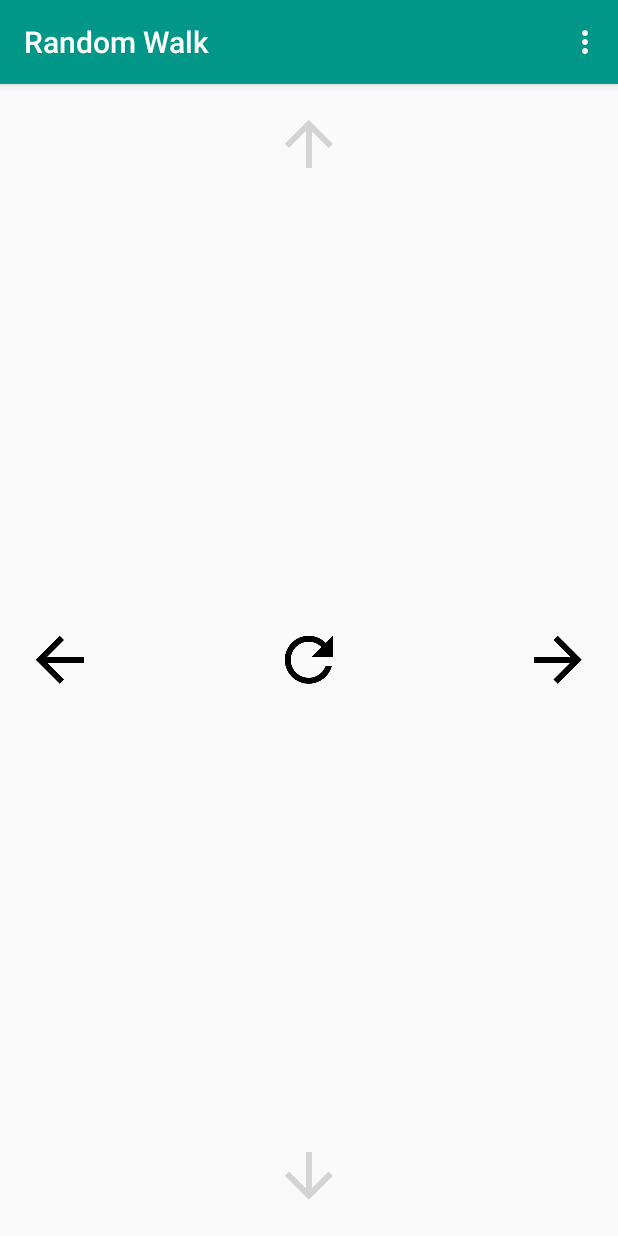
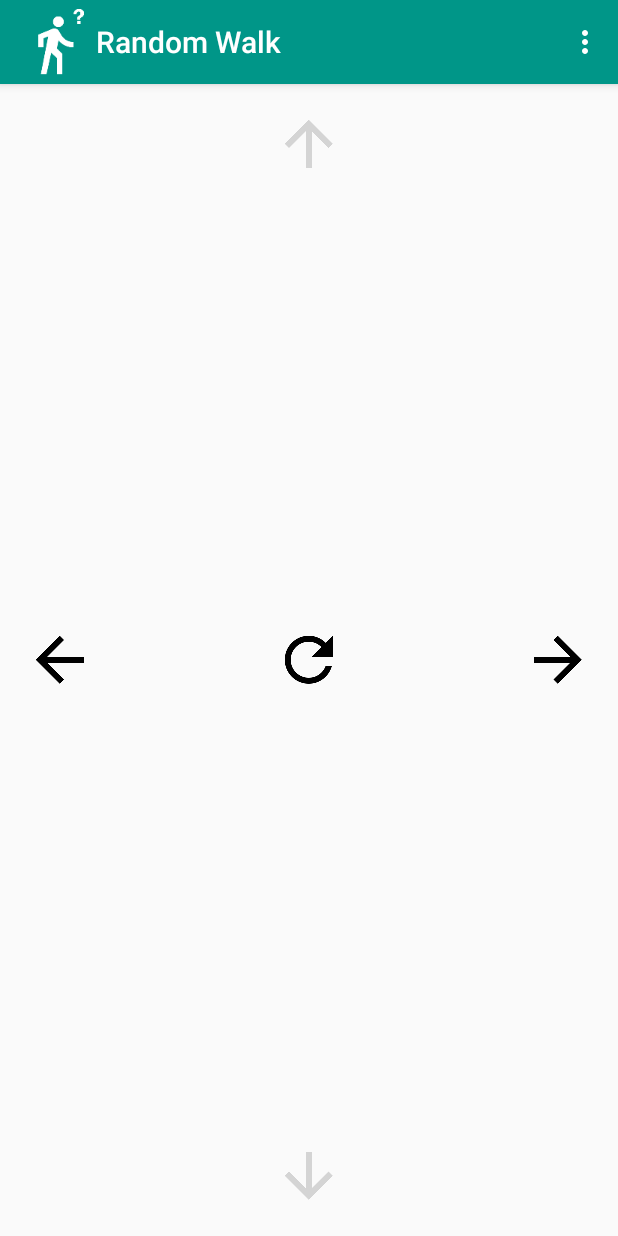
Before and after one commit to sho-87/random-walk, an Android app: the screen it shows after launch (MainActivity), on a phone screen of 412 x 824 dp. Run offline under Robolectric (Android 15) with nearby library versions, the phone set to English and light mode, and no system bars.

Commit message:
Add icon to action bar

```diff
--- a/app/src/main/java/ca/simonho/randomwalk/MainActivity.java
+++ b/app/src/main/java/ca/simonho/randomwalk/MainActivity.java
@@ -39,6 +39,10 @@ public class MainActivity extends AppCompatActivity implements View.OnClickListe
         setContentView(R.layout.activity_main);
         Toolbar toolbar = (Toolbar) findViewById(R.id.toolbar);
         setSupportActionBar(toolbar);
+
+        //Add icon to actionbar
+        getSupportActionBar().setDisplayShowHomeEnabled(true);
+        getSupportActionBar().setIcon(R.drawable.ic_walk);
 
         //Get references
         forwardButton = (ImageButton) findViewById(R.id.forwardButton);
```
